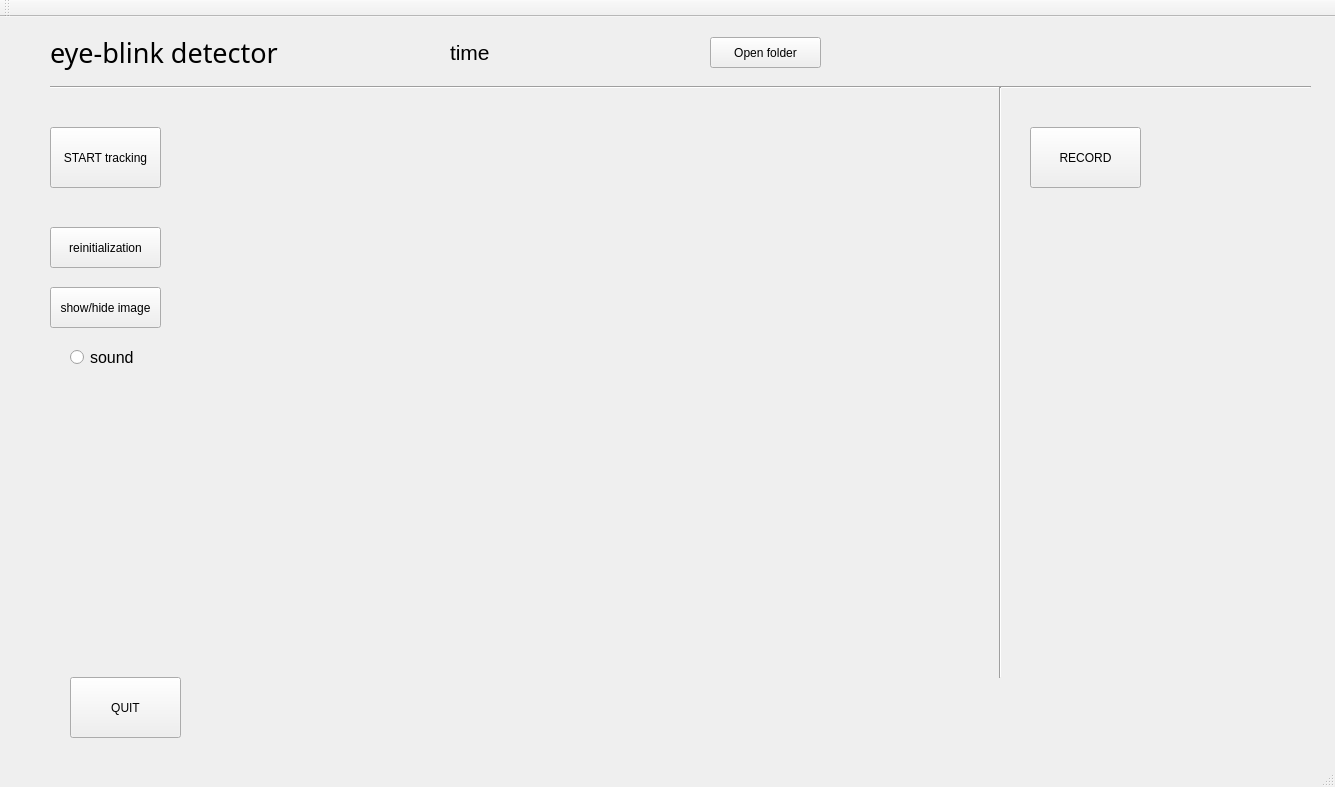
This is mainwindow.ui in Boosting/qt-eyeblink-workshop as Qt 5 draws it before an edit. The edited form follows.
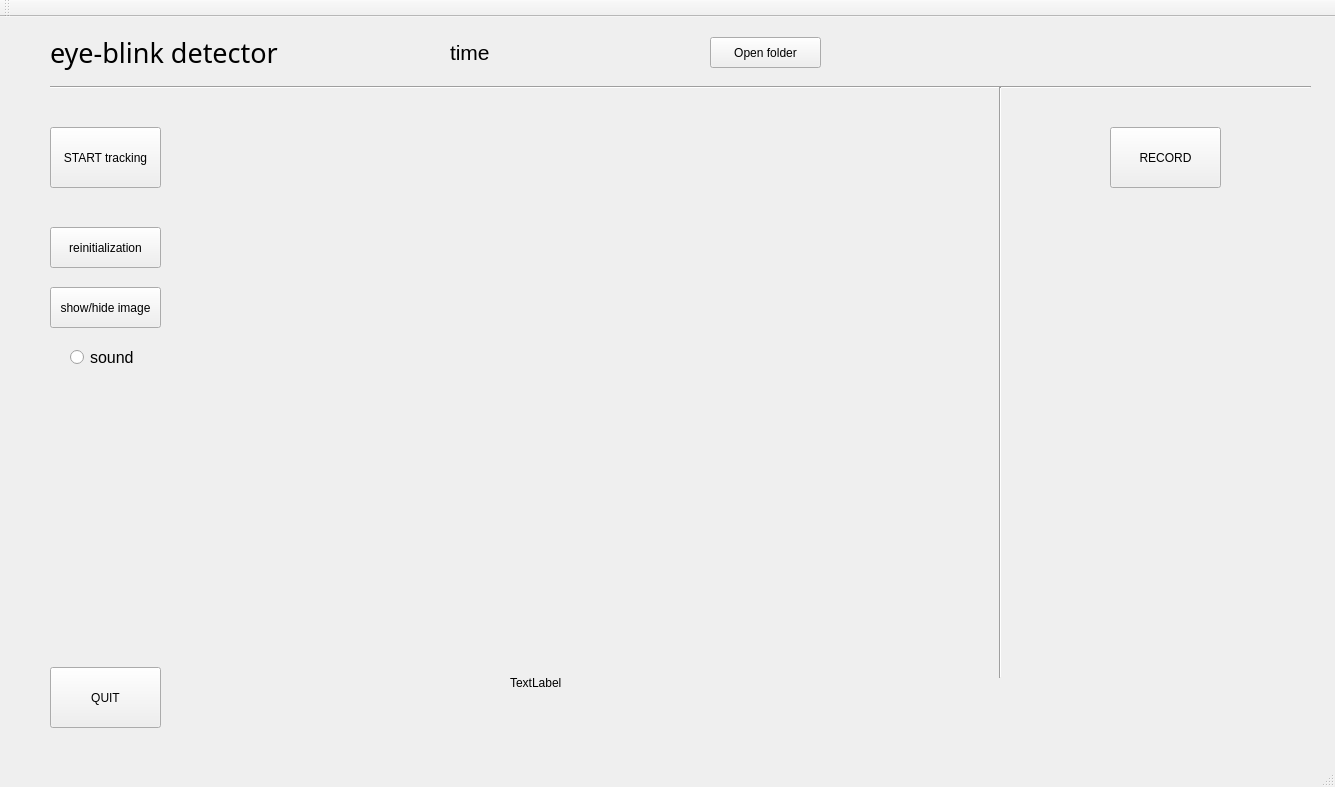
This is the edited form. Custom widgets are drawn as their Qt base class.

Commit message: windows verzia, pridany rec image

Patch:
```diff
--- a/mainwindow.ui
+++ b/mainwindow.ui
@@ -48,8 +48,8 @@
    <widget class="QPushButton" name="pushButton_2">
     <property name="geometry">
      <rect>
-      <x>70</x>
-      <y>660</y>
+      <x>50</x>
+      <y>650</y>
       <width>111</width>
       <height>61</height>
      </rect>
@@ -97,7 +97,7 @@
    <widget class="QPushButton" name="pushButton_6">
     <property name="geometry">
      <rect>
-      <x>1030</x>
+      <x>1110</x>
       <y>110</y>
       <width>111</width>
       <height>61</height>
@@ -201,6 +201,19 @@
      <string/>
     </property>
    </widget>
+   <widget class="QLabel" name="label_4">
+    <property name="geometry">
+     <rect>
+      <x>510</x>
+      <y>640</y>
+      <width>191</width>
+      <height>51</height>
+     </rect>
+    </property>
+    <property name="text">
+     <string>TextLabel</string>
+    </property>
+   </widget>
   </widget>
   <widget class="QMenuBar" name="menuBar">
    <property name="geometry">
```
The commit also changes 3 other files.
